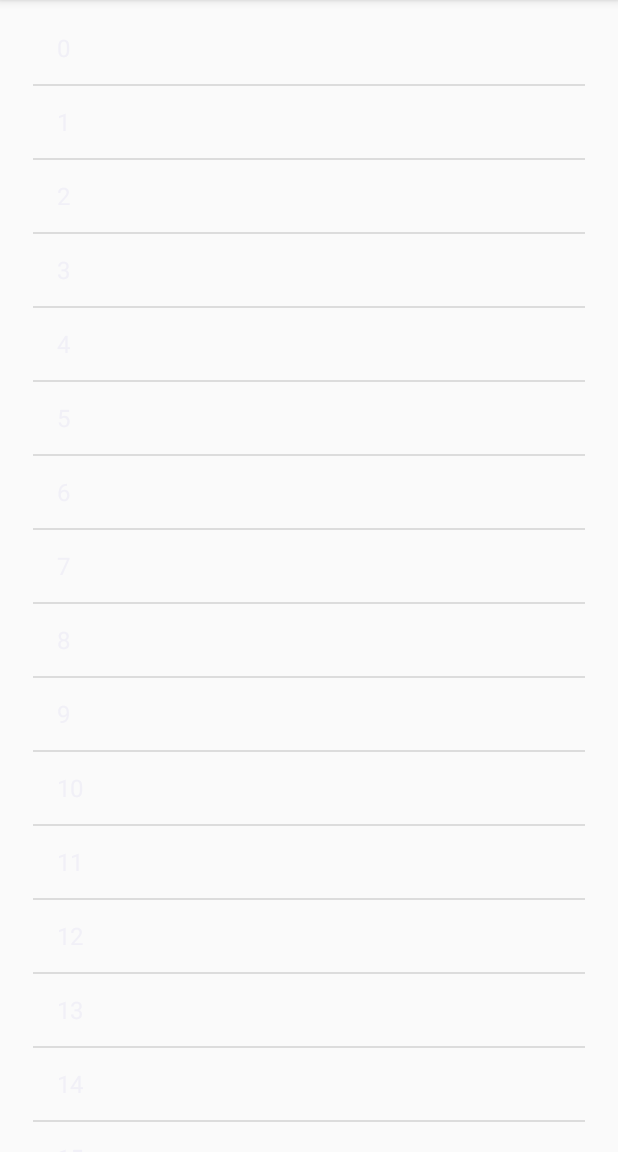
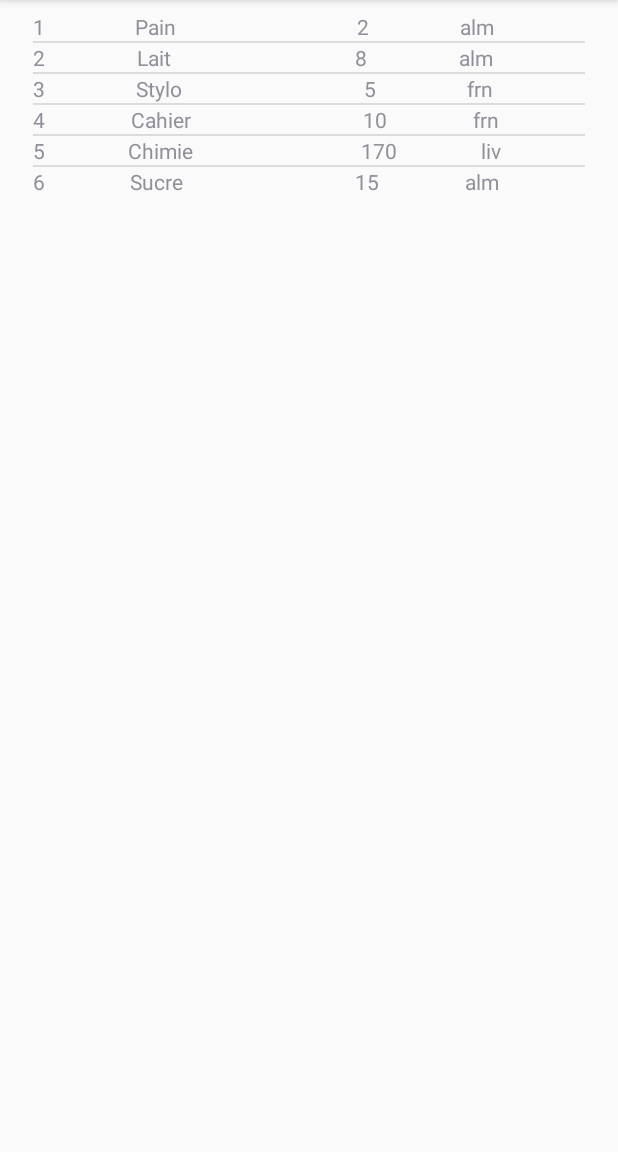
Before and after one commit to AubHaddad/ListPersonnalise, an Android app: the screen it shows after launch (MainActivity), on a phone screen of 412 x 824 dp, the part 84-1236 px from its top. Run offline under Robolectric (Android 15) with nearby library versions, the phone set to English and light mode, and no system bars.

```diff
--- /dev/null
+++ b/app/src/main/java/com/example/hd_a/listpersonnalise/ArtAdapter.java
@@ -0,0 +1,47 @@
+package com.example.hd_a.listpersonnalise;
+
+import android.annotation.SuppressLint;
+import android.content.Context;
+import android.support.annotation.NonNull;
+import android.support.annotation.Nullable;
+import android.view.LayoutInflater;
+import android.view.View;
+import android.view.ViewGroup;
+import android.widget.ArrayAdapter;
+import android.widget.TextView;
+
+import java.util.ArrayList;
+import java.util.List;
+
+public class ArtAdapter extends ArrayAdapter<Article>{
+
+    public ArtAdapter(@NonNull Context context, int resource, @NonNull ArrayList<Article> objects) {
+        super(context, R.layout.item_art, objects);
+
+    }
+
+    @NonNull
+    @Override
+    public View getView(int position, @Nullable View convertView, @NonNull ViewGroup parent) {
+
+        LayoutInflater inflater =  LayoutInflater.from(getContext());
+        convertView = inflater.inflate(R.layout.item_art, parent, false);
+        TextView code = convertView.findViewById(R.id.code);
+        TextView libelle = convertView.findViewById(R.id.libelle);
+        TextView pu = convertView.findViewById(R.id.pu);
+        TextView categorie = convertView.findViewById(R.id.categorie);
+        Article article = getItem(position);
+
+        code.setText(""+article.getCodeArticle());
+        libelle.setText(""+article.getLibelle());
+        pu.setText(""+article.getPu());
+        categorie.setText(""+article.getCategorie());
+
+
+
+
+        return convertView;
+    }
+
+
+}
--- a/app/src/main/java/com/example/hd_a/listpersonnalise/Article.java
+++ b/app/src/main/java/com/example/hd_a/listpersonnalise/Article.java
@@ -5,7 +5,7 @@ public class Article {
     private String libelle, categorie;
 
 
-    public Article(int code, int pu, String libelle, String categorie) {
+    public Article(int code, String libelle, int pu, String categorie) {
         this.code = code;
         this.pu = pu;
         this.libelle = libelle;
@@ -15,11 +15,11 @@ public class Article {
     public Article() {
     }
 
-    public int getCode() {
+    public int getCodeArticle() {
         return code;
     }
 
-    public void setCode(int code) {
+    public void setCodeArticle(int code) {
         this.code = code;
     }
 
--- a/app/src/main/java/com/example/hd_a/listpersonnalise/MainActivity.java
+++ b/app/src/main/java/com/example/hd_a/listpersonnalise/MainActivity.java
@@ -17,14 +17,17 @@ public class MainActivity extends AppCompatActivity {
 
         lst = findViewById(R.id.lstLayout);
 
-        ArrayList<Integer> lstInt = new ArrayList<Integer>();
+        ArrayList<Article> lstArt = new ArrayList<Article>();
 
-        for (int i = 0; i<30; i++){
-            lstInt.add(i);
-        }
+        lstArt.add(new Article(1, "Pain", 2, "alm"));
+        lstArt.add(new Article(2, "Lait", 8, "alm"));
+        lstArt.add(new Article(3, "Stylo", 5, "frn"));
+        lstArt.add(new Article(4, "Cahier", 10, "frn"));
+        lstArt.add(new Article(5, "Chimie", 170, "liv"));
+        lstArt.add(new Article(6, "Sucre", 15, "alm"));
 
-        ArrayAdapter<Integer> adapter = new ArrayAdapter<Integer>
-                (getApplicationContext(), android.R.layout.simple_list_item_1, lstInt);
+        ArtAdapter adapter = new ArtAdapter
+                (getApplicationContext(), R.layout.item_art, lstArt);
         lst.setAdapter(adapter);
     }
 }
--- /dev/null
+++ b/app/src/main/res/layout/item_art.xml
@@ -0,0 +1,33 @@
+<?xml version="1.0" encoding="utf-8"?>
+<LinearLayout xmlns:android="http://schemas.android.com/apk/res/android"
+    android:layout_width="match_parent"
+    android:layout_height="match_parent">
+
+    <TextView
+        android:id="@+id/code"
+        android:layout_width="wrap_content"
+        android:layout_height="wrap_content"
+        android:layout_weight="1"
+        android:text="code" />
+
+    <TextView
+        android:id="@+id/libelle"
+        android:layout_width="wrap_content"
+        android:layout_height="wrap_content"
+        android:layout_weight="2"
+        android:text="libelle" />
+
+    <TextView
+        android:id="@+id/pu"
+        android:layout_width="wrap_content"
+        android:layout_height="wrap_content"
+        android:layout_weight="1"
+        android:text="pu" />
+
+    <TextView
+        android:id="@+id/categorie"
+        android:layout_width="wrap_content"
+        android:layout_height="wrap_content"
+        android:layout_weight="1"
+        android:text="categorie" />
+</LinearLayout>
```
